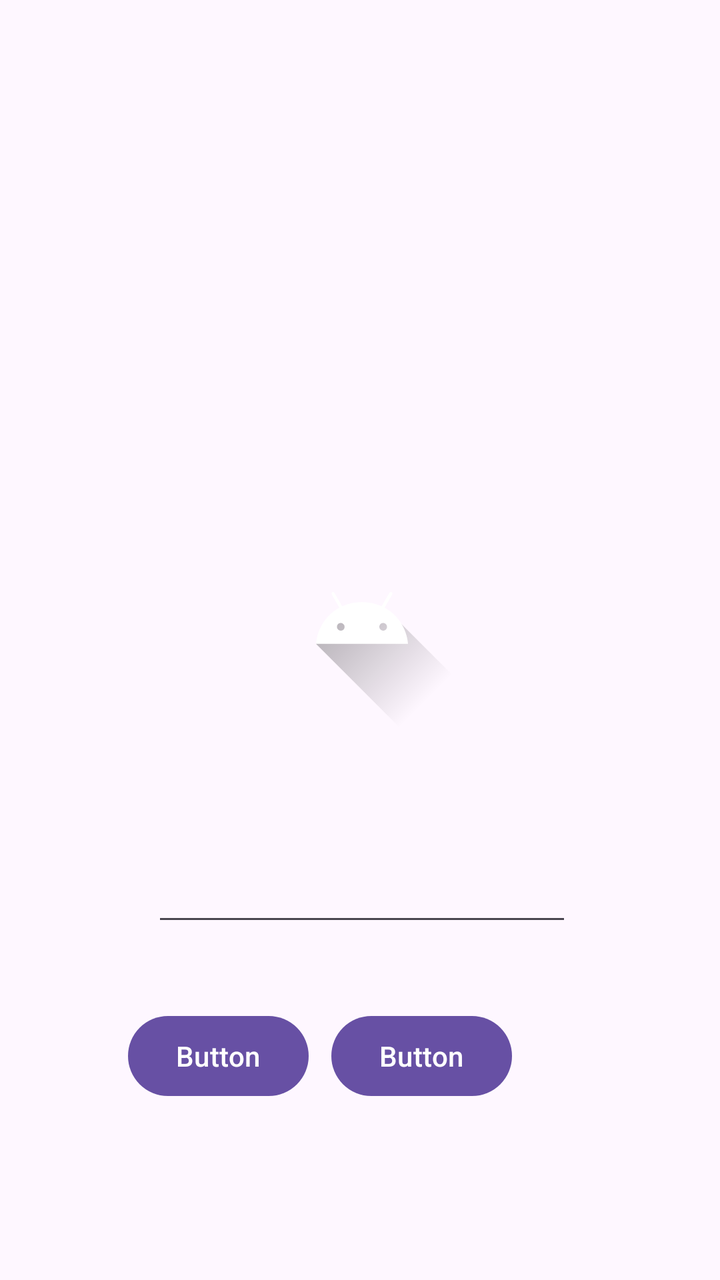
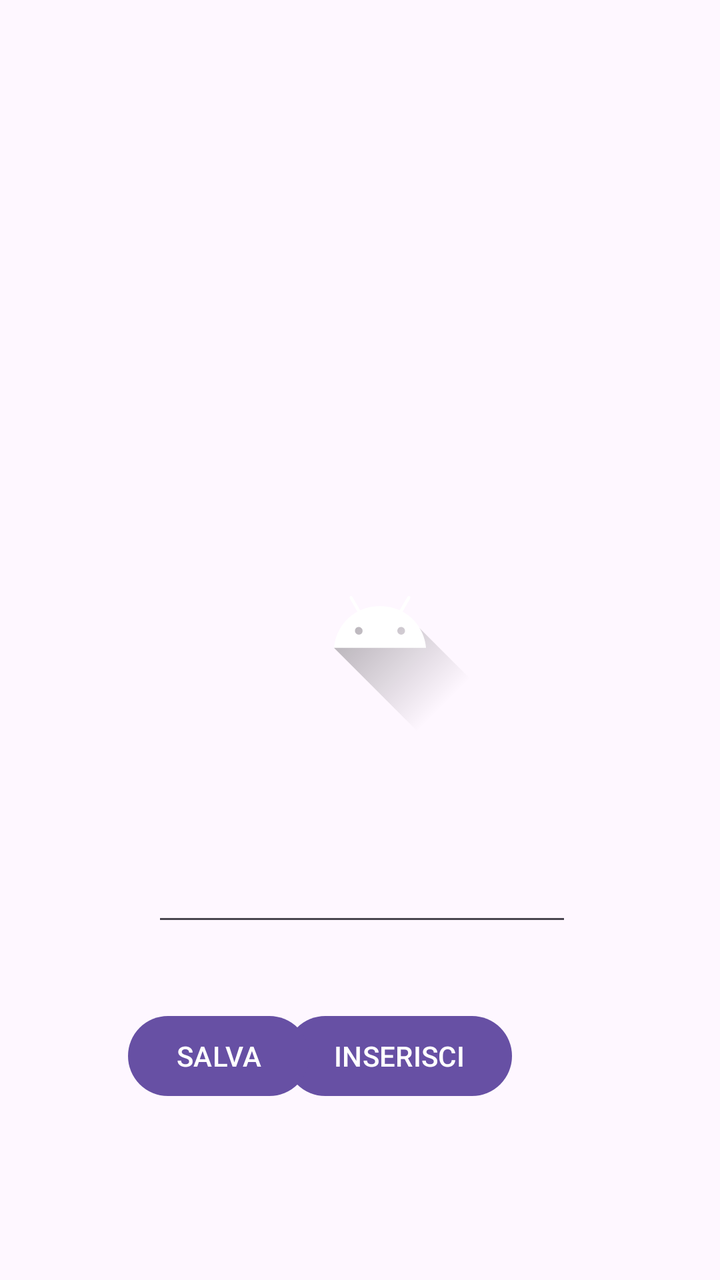

Before-and-after screenshots of an Android layout around one commit, followed by the original layout XML and the change that was made.
<!-- AndroidManifest.xml: application theme Theme.ContaOre -->
<!-- res/layout/activity_add_entry.xml -->
<?xml version="1.0" encoding="utf-8"?>
<androidx.constraintlayout.widget.ConstraintLayout xmlns:android="http://schemas.android.com/apk/res/android"
    xmlns:app="http://schemas.android.com/apk/res-auto"
    xmlns:tools="http://schemas.android.com/tools"
    android:id="@+id/main"
    android:layout_width="match_parent"
    android:layout_height="match_parent"
    tools:context=".AddEntryActivity">

    <ImageView
        android:id="@+id/imgView"
        android:layout_width="wrap_content"
        android:layout_height="wrap_content"
        android:layout_marginStart="127dp"
        android:layout_marginTop="258dp"
        app:layout_constraintStart_toStartOf="parent"
        app:layout_constraintTop_toTopOf="parent"
        app:srcCompat="@drawable/ic_launcher_foreground" />

    <Button
        android:id="@+id/btnNext"
        android:layout_width="wrap_content"
        android:layout_height="wrap_content"
        android:layout_marginTop="36dp"
        android:layout_marginEnd="104dp"
        android:text="Button"
        app:layout_constraintEnd_toEndOf="parent"
        app:layout_constraintTop_toBottomOf="@+id/etOre" />

    <Button
        android:id="@+id/btnSave"
        android:layout_width="wrap_content"
        android:layout_height="wrap_content"
        android:layout_marginStart="64dp"
        android:layout_marginEnd="66dp"
        android:layout_marginBottom="88dp"
        android:text="Button"
        app:layout_constraintBottom_toBottomOf="parent"
        app:layout_constraintEnd_toStartOf="@+id/btnNext"
        app:layout_constraintHorizontal_bias="0.0"
        app:layout_constraintStart_toStartOf="parent" />

    <EditText
        android:id="@+id/etOre"
        android:layout_width="wrap_content"
        android:layout_height="wrap_content"
        android:layout_marginStart="12dp"
        android:layout_marginBottom="36dp"
        android:ems="10"
        android:inputType="numberDecimal"
        app:layout_constraintBottom_toTopOf="@+id/btnSave"
        app:layout_constraintStart_toStartOf="@+id/btnSave" />

</androidx.constraintlayout.widget.ConstraintLayout>
<!-- resources referenced by this layout -->
<resources>
  <!-- drawable ic_launcher_foreground (drawable) -->
  <vector xmlns:android="http://schemas.android.com/apk/res/android"
      xmlns:aapt="http://schemas.android.com/aapt"
      android:width="108dp"
      android:height="108dp"
      android:viewportWidth="108"
      android:viewportHeight="108">
      <path android:pathData="M31,63.928c0,0 6.4,-11 12.1,-13.1c7.2,-2.6 26,-1.4 26,-1.4l38.1,38.1L107,108.928l-32,-1L31,63.928z">
          <aapt:attr name="android:fillColor">
              <gradient
                  android:endX="85.84757"
                  android:endY="92.4963"
                  android:startX="42.9492"
                  android:startY="49.59793"
                  android:type="linear">
                  <item
                      android:color="#44000000"
                      android:offset="0.0" />
                  <item
                      android:color="#00000000"
                      android:offset="1.0" />
              </gradient>
          </aapt:attr>
      </path>
      <path
          android:fillColor="#FFFFFF"
          android:fillType="nonZero"
          android:pathData="M65.3,45.828l3.8,-6.6c0.2,-0.4 0.1,-0.9 -0.3,-1.1c-0.4,-0.2 -0.9,-0.1 -1.1,0.3l-3.9,6.7c-6.3,-2.8 -13.4,-2.8 -19.7,0l-3.9,-6.7c-0.2,-0.4 -0.7,-0.5 -1.1,-0.3C38.8,38.328 38.7,38.828 38.9,39.228l3.8,6.6C36.2,49.428 31.7,56.028 31,63.928h46C76.3,56.028 71.8,49.428 65.3,45.828zM43.4,57.328c-0.8,0 -1.5,-0.5 -1.8,-1.2c-0.3,-0.7 -0.1,-1.5 0.4,-2.1c0.5,-0.5 1.4,-0.7 2.1,-0.4c0.7,0.3 1.2,1 1.2,1.8C45.3,56.528 44.5,57.328 43.4,57.328L43.4,57.328zM64.6,57.328c-0.8,0 -1.5,-0.5 -1.8,-1.2s-0.1,-1.5 0.4,-2.1c0.5,-0.5 1.4,-0.7 2.1,-0.4c0.7,0.3 1.2,1 1.2,1.8C66.5,56.528 65.6,57.328 64.6,57.328L64.6,57.328z"
          android:strokeWidth="1"
          android:strokeColor="#00000000" />
  </vector>
  <style name="Theme.ContaOre" parent="Base.Theme.ContaOre" />
  <style name="Base.Theme.ContaOre" parent="Theme.Material3.DayNight.NoActionBar">
          
          
      </style>
</resources>

<!-- the commit's change to res/layout/activity_add_entry.xml (unified diff, before → after) -->
@@ -11,8 +11,8 @@
         android:id="@+id/imgView"
         android:layout_width="wrap_content"
         android:layout_height="wrap_content"
-        android:layout_marginStart="127dp"
-        android:layout_marginTop="258dp"
+        android:layout_marginStart="136dp"
+        android:layout_marginTop="260dp"
         app:layout_constraintStart_toStartOf="parent"
         app:layout_constraintTop_toTopOf="parent"
         app:srcCompat="@drawable/ic_launcher_foreground" />
@@ -23,7 +23,7 @@
         android:layout_height="wrap_content"
         android:layout_marginTop="36dp"
         android:layout_marginEnd="104dp"
-        android:text="Button"
+        android:text="INSERISCI"
         app:layout_constraintEnd_toEndOf="parent"
         app:layout_constraintTop_toBottomOf="@+id/etOre" />
 
@@ -34,7 +34,7 @@
         android:layout_marginStart="64dp"
         android:layout_marginEnd="66dp"
         android:layout_marginBottom="88dp"
-        android:text="Button"
+        android:text="SALVA"
         app:layout_constraintBottom_toBottomOf="parent"
         app:layout_constraintEnd_toStartOf="@+id/btnNext"
         app:layout_constraintHorizontal_bias="0.0"
